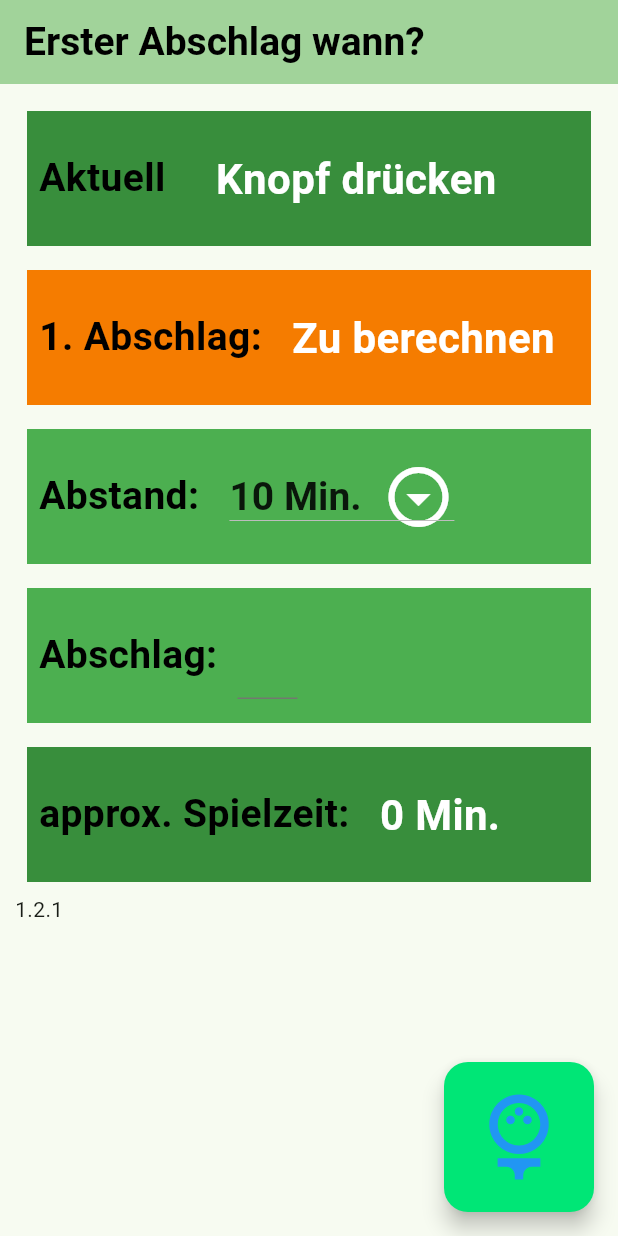
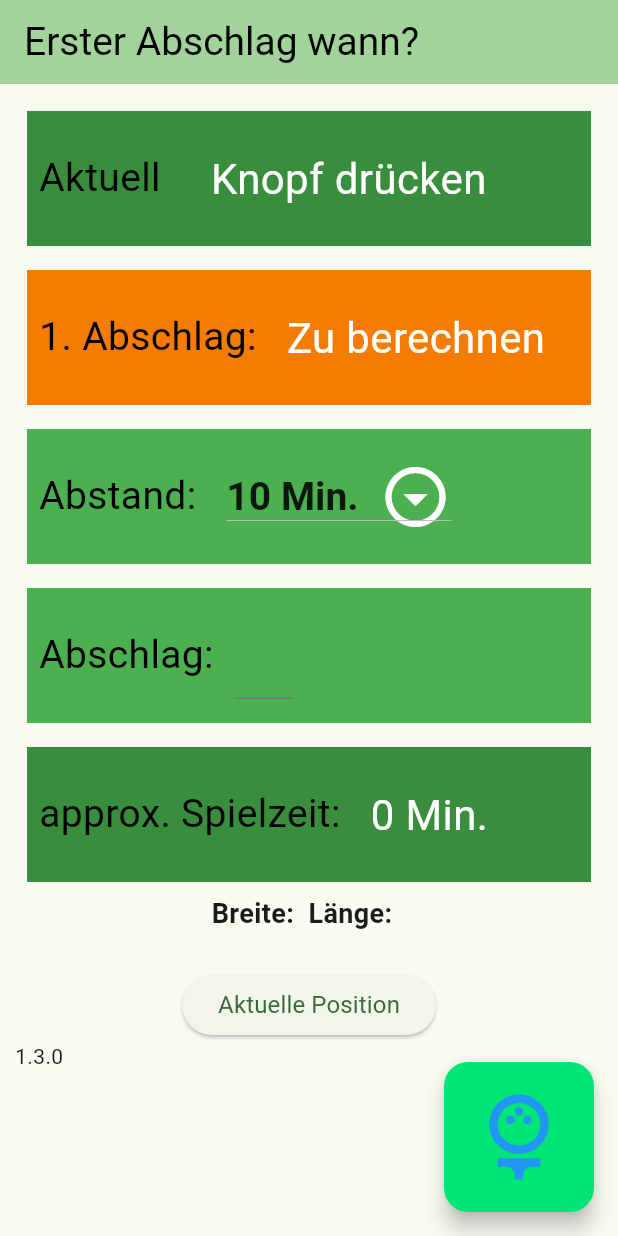
Before and after one commit to chrbuchsteiner61/approx_teeone, a Flutter app: the screen it shows after launch, on a phone screen of 412 x 824 dp. Run offline on Flutter 3.47's test engine with Material 3 defaults, Android fonts, the phone set to English and light mode, and no system bars; our stand-ins replace geolocator; Roboto replaces fonts that are missing (RadioCanada).

Commit message:
locationservice added

```diff
--- /dev/null
+++ b/lib/loactionWidget.dart
@@ -0,0 +1,72 @@
+import 'package:flutter/material.dart';
+import 'package:geolocator/geolocator.dart';
+
+class LocationWidget extends StatefulWidget {
+
+  @override
+  State<LocationWidget> createState() => _LocationWidgetState();
+}
+
+class _LocationWidgetState extends State<LocationWidget> {
+  String? _currentAddress;
+  Position? _currentPosition;
+
+  TextStyle normalStyle = TextStyle(fontWeight: FontWeight.bold, fontSize: 18);
+
+  Future<bool> _handleLocationPermission() async {
+    bool serviceEnabled;
+    LocationPermission permission;
+
+    serviceEnabled = await Geolocator.isLocationServiceEnabled();
+    if (!serviceEnabled) {
+      ScaffoldMessenger.of(context).showSnackBar(const SnackBar(
+          content: Text(
+              'Location services are disabled. Please enable the services')));
+      return false;
+    }
+    permission = await Geolocator.checkPermission();
+    if (permission == LocationPermission.denied) {
+      permission = await Geolocator.requestPermission();
+      if (permission == LocationPermission.denied) {
+        ScaffoldMessenger.of(context).showSnackBar(
+            const SnackBar(content: Text('Location permissions are denied')));
+        return false;
+      }
+    }
+    if (permission == LocationPermission.deniedForever) {
+      ScaffoldMessenger.of(context).showSnackBar(const SnackBar(
+          content: Text(
+              'Location permissions are permanently denied, we cannot request permissions.')));
+      return false;
+    }
+    return true;
+  }
+
+  Future<void> _getCurrentPosition() async {
+    final hasPermission = await _handleLocationPermission();
+
+    if (!hasPermission) return;
+    await Geolocator.getCurrentPosition(desiredAccuracy: LocationAccuracy.high)
+        .then((Position position) {
+      setState(() => _currentPosition = position);
+    }).catchError((e) {
+      debugPrint(e);
+    });
+  }
+
+  @override
+  Widget build(BuildContext context) {
+    return Column(
+        children: [
+        Text('Breite: ${_currentPosition?.latitude ?? ""} Länge:  ${_currentPosition?.longitude ?? ""}',
+            style: normalStyle),
+        const SizedBox(height: 24),
+        ElevatedButton(
+          onPressed: _getCurrentPosition,
+          child: const Text("Aktuelle Position",
+            style: TextStyle(fontWeight: FontWeight.normal, fontSize: 16),),
+        ),
+      ],
+    );
+  }
+}
--- a/lib/main.dart
+++ b/lib/main.dart
@@ -1,3 +1,4 @@
+import 'package:approx_teeone/loactionWidget.dart';
 import 'package:approx_teeone/selectANumberWidget.dart';
 import 'package:approx_teeone/showResultWidget.dart';
 import 'package:approx_teeone/showATimeWidget.dart';
@@ -20,8 +21,8 @@ class MyApp extends StatelessWidget {
       title: 'Golf-App',
       theme: ThemeData(
         colorScheme: ColorScheme.fromSeed(seedColor: Colors.green),
-        // fontFamily: 'Raleway',
-        // fontFamily: Arial, Helvetica,
+        fontFamily: 'RadioCanada',
+
         useMaterial3: true,
 
       ),
@@ -81,13 +82,13 @@ class _MyHomePageState extends State<MyHomePage> {
 
   final TextStyle normalStyle = const TextStyle(
     fontSize: 26,
-    fontWeight: FontWeight.bold,
+    fontWeight: FontWeight.normal,
     color: Colors.black,
   );
 
   final TextStyle resultStyle = const TextStyle(
     fontSize: 28,
-    fontWeight: FontWeight.bold,
+    fontWeight: FontWeight.normal,
     color: Colors.white,
   );
 
@@ -100,7 +101,8 @@ class _MyHomePageState extends State<MyHomePage> {
   String selectedValue = '';
   String auswahl = '10 Min.';
 
-  String version = '1.2.1';
+  String version = '1.3.0';
+  // location service added
 
   @override
   void dispose() {
@@ -187,6 +189,7 @@ class _MyHomePageState extends State<MyHomePage> {
               uhrzeit: playedTime.toString() + ' Min.',
               aColor: timeColor,
             ),
+            LocationWidget(),
             Text(version),
           ],
         ),
```
Also changed, not shown: pubspec.yaml (+5 -6 lines), pubspec.lock, 30 other files.
